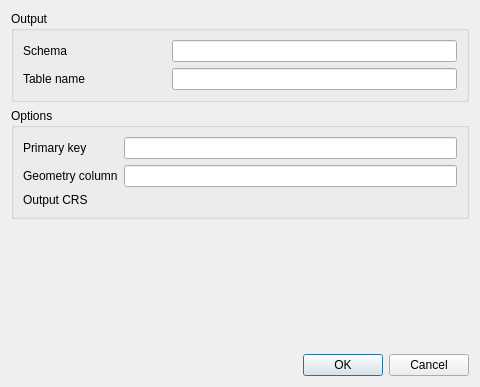
Old version of the form src/ui/qgsdbimportvectorlayerdialog.ui in the repository qgis/QGIS.
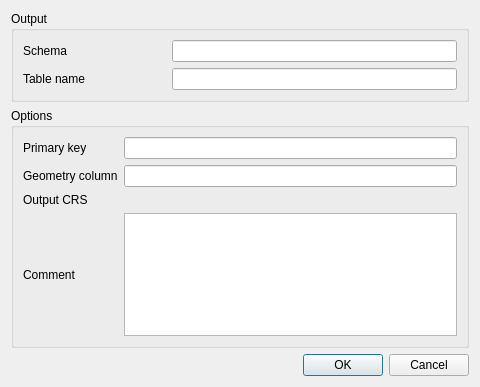
New version of the form. Custom widgets are drawn as their Qt base class.

Commit message: Allow setting table comment for imported tables

Patch:
```diff
--- a/src/ui/qgsdbimportvectorlayerdialog.ui
+++ b/src/ui/qgsdbimportvectorlayerdialog.ui
@@ -66,9 +66,6 @@
       <item row="0" column="1">
        <widget class="QLineEdit" name="mEditPrimaryKey"/>
       </item>
-      <item row="1" column="1">
-       <widget class="QLineEdit" name="mEditGeometryColumnName"/>
-      </item>
       <item row="2" column="1">
        <widget class="QgsProjectionSelectionWidget" name="mCrsSelector" native="true">
         <property name="focusPolicy">
@@ -83,6 +80,23 @@
         </property>
        </widget>
       </item>
+      <item row="1" column="1">
+       <widget class="QLineEdit" name="mEditGeometryColumnName"/>
+      </item>
+      <item row="3" column="1">
+       <widget class="QTextEdit" name="mEditComment">
+        <property name="enabled">
+         <bool>true</bool>
+        </property>
+       </widget>
+      </item>
+      <item row="3" column="0">
+       <widget class="QLabel" name="mLabelComment">
+        <property name="text">
+         <string>Comment</string>
+        </property>
+       </widget>
+      </item>
      </layout>
     </widget>
    </item>
```
The commit also changes 3 other files.
